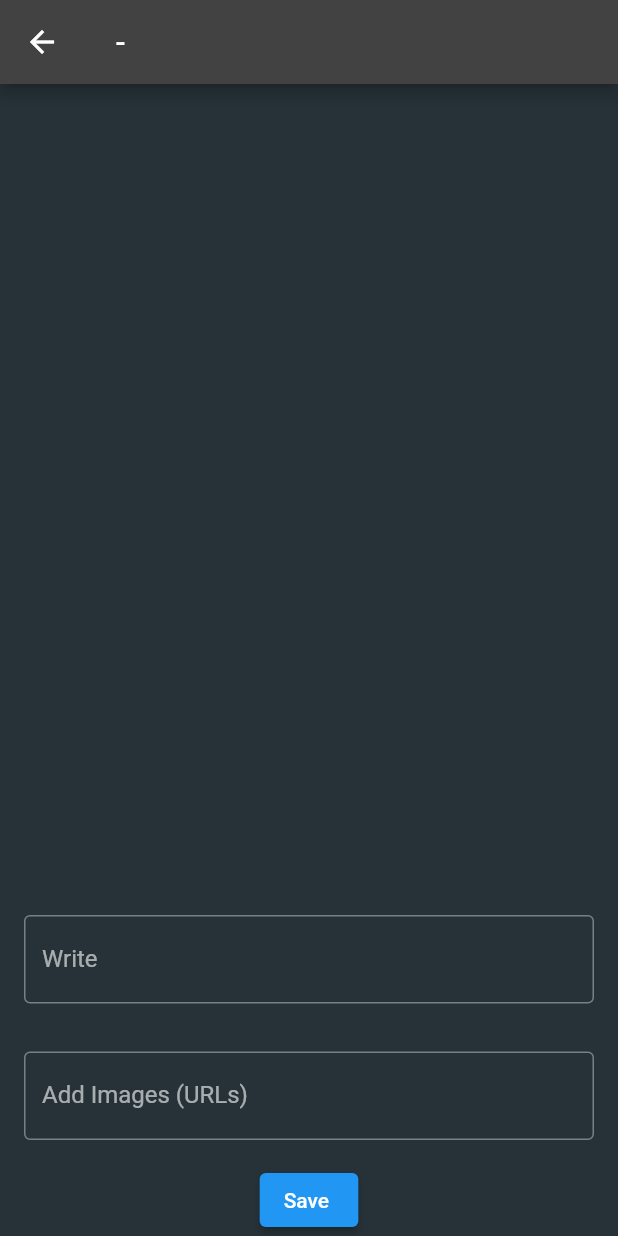
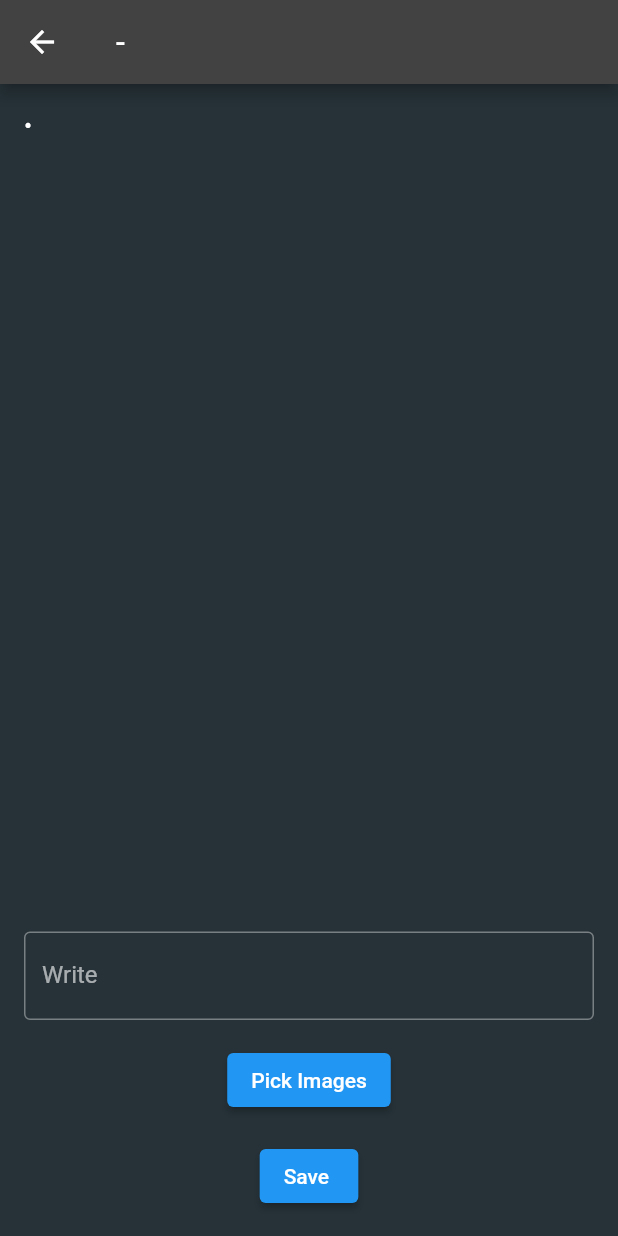
Before and after one commit to ImDaMilan/ibportal, a Flutter app: the DocumentPage screen opened directly with empty values, after a tap on "Save", on a phone screen of 412 x 824 dp. Run offline on Flutter 3.47's test engine with Material 2 defaults, Android fonts, the phone set to English and light mode, and no system bars; our stand-ins replace image_picker.

Commit message:
Images to notes

```diff
--- a/lib/main.dart
+++ b/lib/main.dart
@@ -1,4 +1,6 @@
 import 'package:flutter/material.dart';
+import 'package:image_picker/image_picker.dart';
+import 'dart:io';
 
 void main() {
   runApp(MaterialApp(
@@ -192,7 +194,16 @@ class DocumentPage extends StatefulWidget {
 
 class _DocumentPageState extends State<DocumentPage> {
   final TextEditingController documentController = TextEditingController();
-  final TextEditingController imageController = TextEditingController();
+  List<File> pickedImages = [];
+
+  Future<void> _pickImages() async {
+    final picker = ImagePicker();
+    final pickedFiles = await picker.pickMultiImage();
+
+    setState(() {
+      pickedImages = pickedFiles.map((pickedFile) => File(pickedFile.path)).toList();
+    });
+    }
 
   @override
   Widget build(BuildContext context) {
@@ -206,9 +217,21 @@ class _DocumentPageState extends State<DocumentPage> {
             child: ListView.builder(
               itemCount: (widget.notes[widget.subject]?[widget.writingType]?.length) ?? 0,
               itemBuilder: (context, index) {
-                return ListTile(
-                  title: Text(widget.notes[widget.subject]?[widget.writingType]?[index] ?? ""),
-                );
+                final item = widget.notes[widget.subject]?[widget.writingType]?[index];
+                if (item!.startsWith("ImageFile:")) {
+                  return ListTile(
+                    title: Image.file(
+                      File(item.substring(10)),
+                      alignment: Alignment.centerLeft,
+                      width: 300,
+                      height: 300,
+                    ),
+                  );
+                } else {
+                  return ListTile(
+                    title: Text("• $item"),
+                  );
+                }
               },
             ),
           ),
@@ -223,21 +246,31 @@ class _DocumentPageState extends State<DocumentPage> {
               ),
             ),
           ),
-          Padding(
-            padding: const EdgeInsets.all(16.0),
-            child: TextField(
-              controller: imageController,
-              decoration: const InputDecoration(
-                border: OutlineInputBorder(),
-                labelText: 'Add Images (URLs)',
-              ),
+          ElevatedButton(
+            onPressed: _pickImages,
+            child: const Text('Pick Images'),
+          ),
+          const SizedBox(height: 16),
+          if (pickedImages.isNotEmpty)
+            Column(
+              children: [
+                const SizedBox(height: 8),
+                Wrap(
+                  spacing: 8,
+                  children: pickedImages.map((image) {
+                    return SizedBox(
+                      width: 100,
+                      height: 100,
+                      child: Image.file(image),
+                    );
+                  }).toList(),
+                ),
+              ],
             ),
-          ),
           ElevatedButton(
             onPressed: () {
               setState(() {
                 final documentText = documentController.text;
-                final imageUrls = imageController.text.split('\n');
 
                 if (widget.notes[widget.subject] == null) {
                   widget.notes[widget.subject] = {};
@@ -247,15 +280,19 @@ class _DocumentPageState extends State<DocumentPage> {
                   widget.notes[widget.subject]?[widget.writingType] = [];
                 }
 
+                // Save the text data
                 widget.notes[widget.subject]?[widget.writingType]?.add(documentText);
-                widget.notes[widget.subject]?[widget.writingType]?.addAll(imageUrls);
+
+                // Save the image files
+                widget.notes[widget.subject]?[widget.writingType]?.addAll(pickedImages.map((image) => "ImageFile:${image.path}"));
 
                 documentController.clear();
-                imageController.clear();
+                pickedImages.clear();
               });
             },
             child: Text('Save ${widget.writingType}'),
           ),
+          const SizedBox(height: 16),
         ],
       ),
     );
--- a/pubspec.yaml
+++ b/pubspec.yaml
@@ -36,6 +36,7 @@ dependencies:
   # The following adds the Cupertino Icons font to your application.
   # Use with the CupertinoIcons class for iOS style icons.
   cupertino_icons: ^1.0.2
+  image_picker: ^1.0.4
 
 dev_dependencies:
   flutter_test:
```
Also changed, not shown: pubspec.lock.
